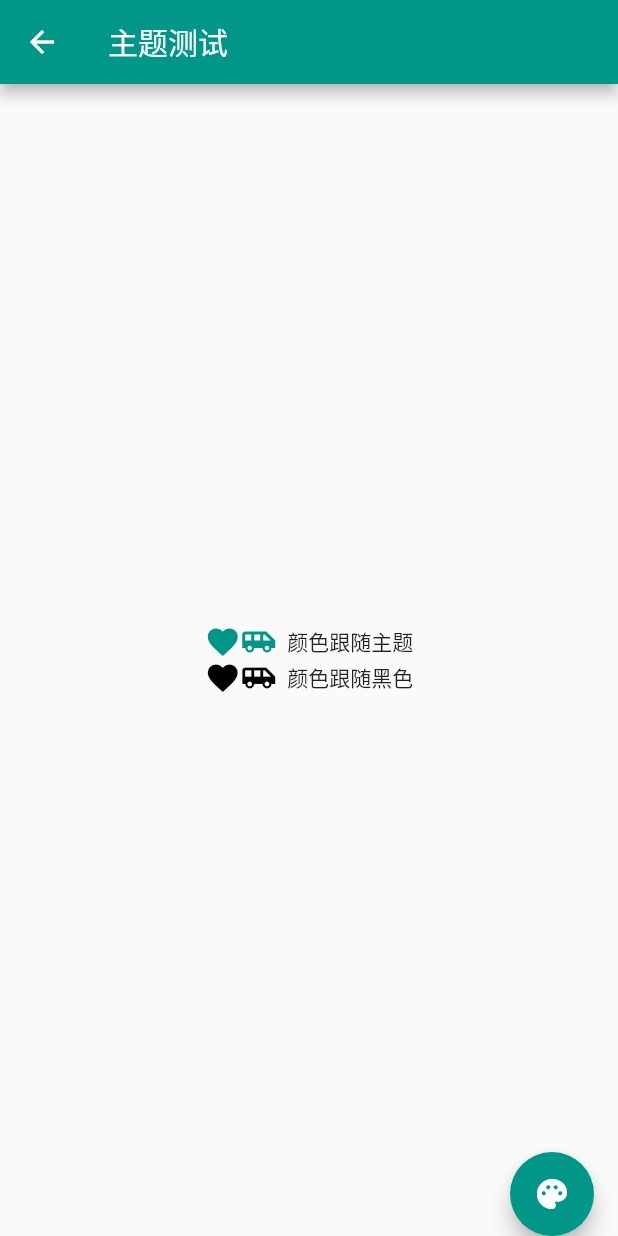
After one commit to xiaofengshen/flutterDemo, a Flutter app: the ThemeTestRoute screen opened directly, on a phone screen of 412 x 824 dp. The commit adds this screen. Run offline on Flutter 3.47's test engine with Material 2 defaults, Android fonts, the phone set to English and light mode, and no system bars; our stand-ins replace connectivity, dio, fluttertoast, image_picker; missing offline and left inert: dart:ffi.

```diff
--- /dev/null
+++ b/lib/page/color_page/color_page.dart
@@ -0,0 +1,18 @@
+import 'package:flutter/material.dart';
+
+import 'nav_bar.dart';
+
+class ColorPage extends StatelessWidget {
+  const ColorPage({Key key}) : super(key: key);
+
+  @override
+  Widget build(BuildContext context) {
+    return Scaffold(appBar: AppBar(title: Text("主题颜色"),),body: Column(children: [
+      NavBar(Colors.blue,"标题"),
+
+Padding(padding: EdgeInsets.only(top: 20) ,child:       NavBar(Colors.white,"标题"),)
+
+
+    ],),);
+  }
+}
--- /dev/null
+++ b/lib/page/theme_test_route/ThemeTestRoute.dart
@@ -0,0 +1,63 @@
+import 'package:flutter/material.dart';
+
+class ThemeTestRoute extends StatefulWidget {
+  const ThemeTestRoute({Key key}) : super(key: key);
+
+  @override
+  _ThemeTestRouteState createState() => _ThemeTestRouteState();
+}
+
+class _ThemeTestRouteState extends State<ThemeTestRoute> {
+  Color _themeColor = Colors.teal; //当前路由主题色
+  @override
+  Widget build(BuildContext context) {
+    ThemeData themeData = Theme.of(context);
+    return Theme(
+        data: ThemeData(
+            primarySwatch: _themeColor, //用于导航栏、FloatingActionButton的背景色等
+            iconTheme: IconThemeData(color: _themeColor) //用于Icon颜色
+            ),
+        child: Scaffold(
+          appBar: AppBar(
+            title: Text("主题测试"),
+          ),
+          body: Column(
+            mainAxisAlignment: MainAxisAlignment.center,
+            children: [
+              Row(
+                mainAxisAlignment: MainAxisAlignment.center,
+                children: [
+                  Icon(Icons.favorite),
+                  Icon(Icons.airport_shuttle),
+                  Text("  颜色跟随主题")
+                ],
+              ),
+
+              //为第二行Icon自定义颜色（固定为黑色)
+              Theme(
+                  data: themeData.copyWith(
+                      iconTheme:
+                          themeData.iconTheme.copyWith(color: Colors.black)),
+                  child: Row(
+                      mainAxisAlignment: MainAxisAlignment.center,
+                      children: [
+                        Icon(Icons.favorite),
+                        Icon(Icons.airport_shuttle),
+                        Text("  颜色跟随黑色")
+                      ]))
+            ],
+          ),
+          floatingActionButton: FloatingActionButton(child: Icon(Icons.palette),onPressed: () {
+            setState(() {
+
+              _themeColor=_themeColor==Colors.teal? Colors.blue :Colors.teal;
+
+
+            });
+
+
+          },),
+          floatingActionButtonLocation: FloatingActionButtonLocation.endDocked,
+        ));
+  }
+}
--- a/lib/routes/Routes.dart
+++ b/lib/routes/Routes.dart
@@ -8,7 +8,10 @@ import 'package:untitled/login/Register2Page.dart';
 import 'package:untitled/login/RegisterPage.dart';
 import 'package:untitled/msg/TbsListPage.dart';
 import 'package:untitled/msg/TbsListPage2.dart';
+import 'package:untitled/page/color_page/color_page.dart';
+import 'package:untitled/page/future/future_page.dart';
 import 'package:untitled/page/inherited_page.dart';
+import 'package:untitled/page/theme_test_route/ThemeTestRoute.dart';
 import 'package:untitled/provider/provider_route.dart';
 
 var routers = {
@@ -21,8 +24,11 @@ var routers = {
   "/buttonPage": (context,{arguments}) => ButtonPage(),
   "/dialogPage": (context,{arguments}) => DialogPage(),
   "/imagePage": (context,{arguments}) => ImagePage(),
-  "/inheritedPage": (context,{arguments}) => InheritedPage(),
+  "/inheritedPage": (context,{arguments}) => Inheritedpage(),
   "/providerRoute": (context,{arguments}) => ProviderRoute(),
+  "/colorPage": (context,{arguments}) => ColorPage(),
+  "/themeTestRoute": (context,{arguments}) => ThemeTestRoute(),
+  "/futurePage": (context,{arguments}) => FuturePage(),
 };
 
 Function onGenerateRoute = (settings) {
```
Also changed, not shown: lib/home/HomePage.dart (+20 -9 lines), lib/page/color_page/nav_bar.dart (added, +22 -0 lines), lib/page/future/future_page.dart (added, +43 -0 lines), lib/page/inherited_page.dart (+12 -23 lines), lib/page/share_data_inherite.dart (+9 -14 lines), lib/page/test_widget.dart (+5 -13 lines), lib/provider/cart_model.dart (+3 -4 lines), lib/provider/change_notifier_provider.dart (+40 -34 lines), lib/provider/consumer.dart (added, +17 -0 lines), lib/provider/inherited_provider.dart (+8 -6 lines), lib/provider/provider_route.dart (+32 -27 lines).
